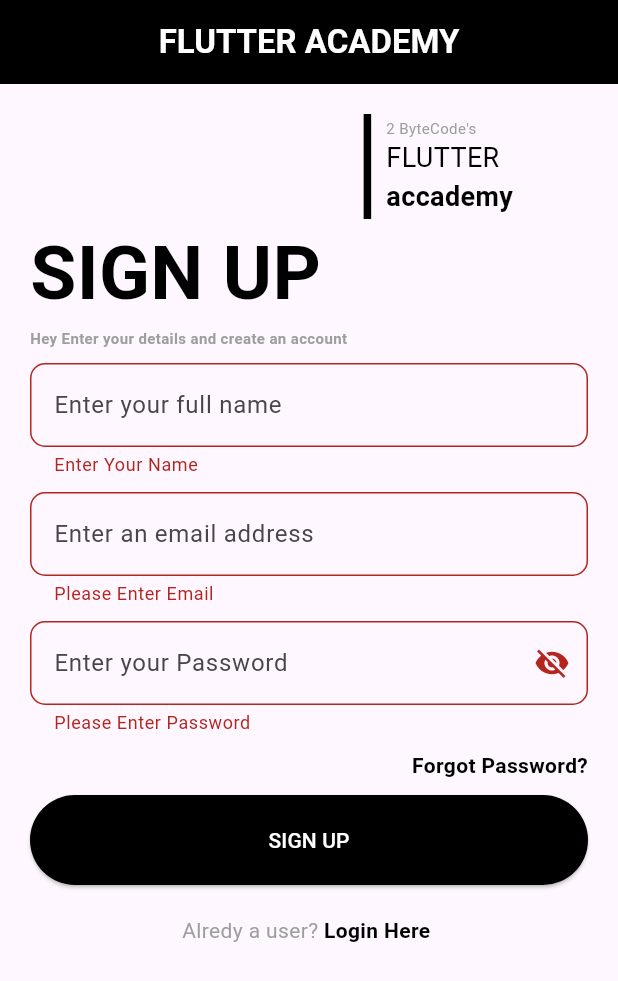
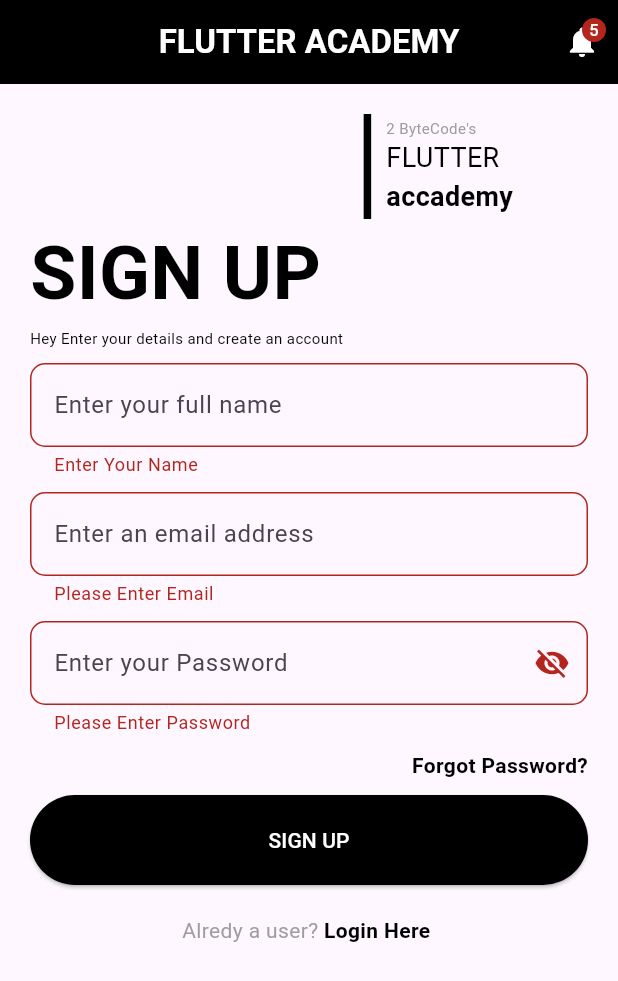
Before and after one commit to ShubhamPhad8766/acadamy_App, a Flutter app: the screen it shows after launch, after a tap on "SIGN UP", on a phone screen of 412 x 824 dp. Shown: the top 981 px of the screen. Run offline on Flutter 3.47's test engine with Material 3 defaults, Android fonts, the phone set to English and light mode, and no system bars; our stand-ins replace firebase_auth, firebase_core, lottie; accounts and stored records are empty; network calls fail.

```diff
--- a/lib/screens/login_screen.dart
+++ b/lib/screens/login_screen.dart
@@ -2,6 +2,7 @@
 
 import 'package:academy_app/home.dart';
 import 'package:academy_app/screens/forgot_password.dart';
+import 'package:academy_app/screens/login_success.dart';
 import 'package:academy_app/screens/sign_up_screen.dart';
 import 'package:firebase_auth/firebase_auth.dart';
 import 'package:flutter/cupertino.dart';
@@ -36,7 +37,7 @@ class _LoginScreenState extends State<LoginScreen> {
       Navigator.push(
         context,
         MaterialPageRoute(
-          builder: (context) => const HomeScreen(),
+          builder: (context) => const LogInSuccess(),
         ),
       );
     } on FirebaseAuthException catch (e) {
--- a/lib/screens/sign_up_screen.dart
+++ b/lib/screens/sign_up_screen.dart
@@ -3,6 +3,7 @@
 import 'package:academy_app/home.dart';
 import 'package:academy_app/screens/forgot_password.dart';
 import 'package:academy_app/screens/login_screen.dart';
+import 'package:academy_app/screens/login_success.dart';
 import 'package:firebase_auth/firebase_auth.dart';
 import 'package:flutter/material.dart';
 
@@ -51,7 +52,7 @@ class _SignUpScreenState extends State<SignUpScreen> {
         Navigator.push(
           context,
           MaterialPageRoute(
-            builder: (context) => const HomeScreen(),
+            builder: (context) => const LogInSuccess(),
           ),
         );
       }
@@ -94,6 +95,17 @@ class _SignUpScreenState extends State<SignUpScreen> {
             ),
           ),
           backgroundColor: Colors.black,
+          actions: [
+            IconButton(
+                onPressed: () {},
+                icon: Badge.count(
+                  count: 5,
+                  child: const Icon(
+                    Icons.notifications,
+                    color: Colors.white,
+                  ),
+                )),
+          ],
         ),
         body: Padding(
           padding: const EdgeInsets.all(20.0),
@@ -164,8 +176,7 @@ class _SignUpScreenState extends State<SignUpScreen> {
           ),
           const Text(
             "Hey Enter your details and create an account",
-            style: TextStyle(
-                fontSize: 10, fontWeight: FontWeight.bold, color: Colors.grey),
+            style: TextStyle(fontSize: 10, color: Colors.black),
           ),
           const SizedBox(
             height: 10.0,
--- a/pubspec.yaml
+++ b/pubspec.yaml
@@ -38,6 +38,7 @@ dependencies:
   firebase_core: ^2.25.5
   firebase_auth: ^4.17.6
   google_fonts: ^6.2.0
+  lottie: ^3.1.0
 
 dev_dependencies:
   flutter_test:
```
Also changed, not shown: assets/lottie/success.json (added, +1 -0 lines), assets/lottie/success1.json (added, +1 -0 lines), lib/screens/login_success.dart (added, +31 -0 lines), pubspec.lock.
